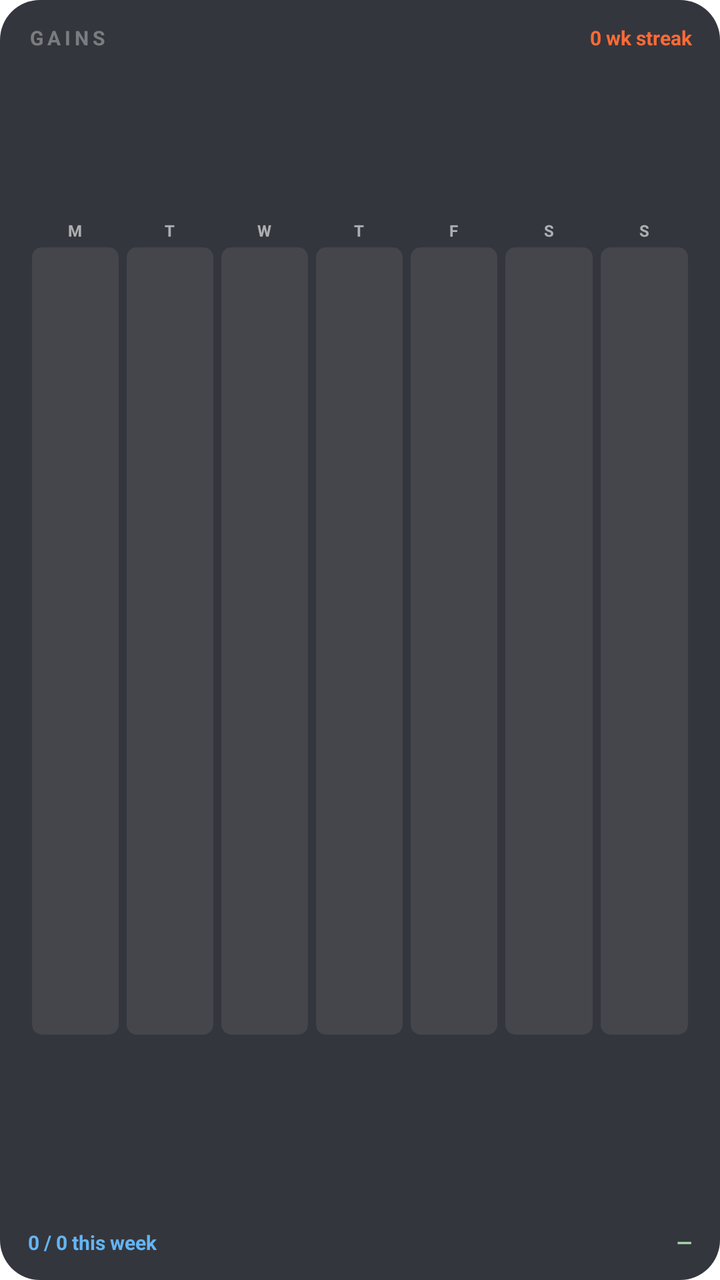
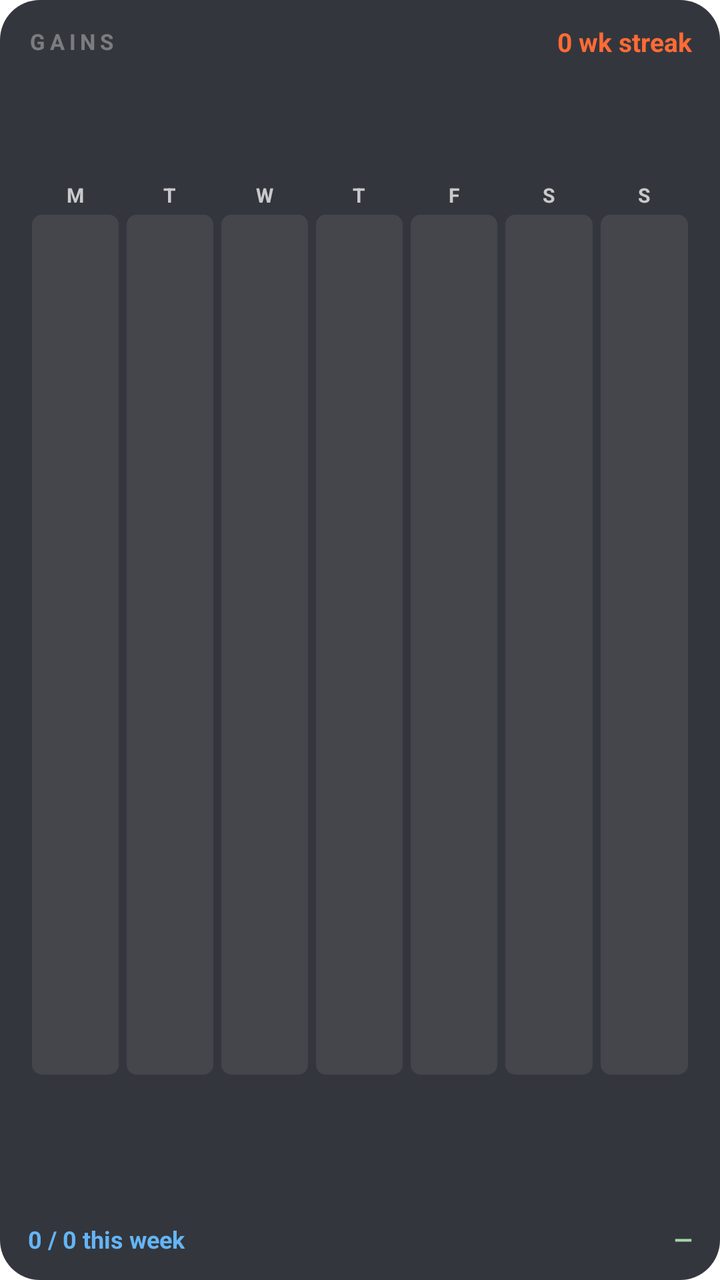

Before-and-after screenshots of an Android layout around one commit, followed by the original layout XML and the change that was made.
<!-- AndroidManifest.xml: fallback theme Theme.MaterialComponents.DayNight.NoActionBar -->
<!-- res/layout/gains_widget.xml -->
<?xml version="1.0" encoding="utf-8"?>
<LinearLayout xmlns:android="http://schemas.android.com/apk/res/android"
    android:id="@+id/widget_root_layout"
    android:layout_width="match_parent"
    android:layout_height="match_parent"
    android:orientation="vertical"
    android:background="@drawable/widget_background"
    android:paddingStart="14dp"
    android:paddingEnd="14dp"
    android:paddingTop="12dp"
    android:paddingBottom="12dp">

    
    <LinearLayout
        android:layout_width="match_parent"
        android:layout_height="wrap_content"
        android:orientation="horizontal"
        android:gravity="center_vertical">

        <TextView
            android:layout_width="wrap_content"
            android:layout_height="wrap_content"
            android:text="GAINS"
            android:textColor="#FFFFFFFF"
            android:textSize="10sp"
            android:letterSpacing="0.2"
            android:textStyle="bold"
            android:alpha="0.35" />

        <TextView
            android:layout_width="0dp"
            android:layout_height="1dp"
            android:layout_weight="1"
            android:text="" />

        <TextView
            android:id="@+id/widget_streak_label"
            android:layout_width="wrap_content"
            android:layout_height="wrap_content"
            android:text="0 wk streak"
            android:textColor="#FF6B35"
            android:textSize="10sp"
            android:textStyle="bold" />

    </LinearLayout>

    
    <TextView
        android:layout_width="match_parent"
        android:layout_height="0dp"
        android:layout_weight="0.6"
        android:text="" />

    
    <LinearLayout
        android:layout_width="match_parent"
        android:layout_height="0dp"
        android:layout_weight="3"
        android:orientation="horizontal">

        
        <LinearLayout android:layout_width="0dp" android:layout_height="match_parent"
            android:layout_weight="1" android:orientation="vertical" android:gravity="center">
            <TextView android:layout_width="wrap_content" android:layout_height="wrap_content"
                android:id="@+id/day_0_label"
                android:text="M" android:textColor="#99FFFFFF" android:textSize="8sp" android:textStyle="bold" />
            <TextView android:layout_width="match_parent" android:layout_height="0dp"
                android:layout_weight="1" android:layout_marginTop="3dp" android:layout_marginBottom="3dp"
                android:layout_marginStart="2dp" android:layout_marginEnd="2dp"
                android:id="@+id/day_0_box" android:background="@drawable/widget_day_future" android:text="" />
            <TextView android:layout_width="wrap_content" android:layout_height="wrap_content"
                android:id="@+id/day_0_detail"
                android:text="" android:textColor="#66FFFFFF" android:textSize="7sp"
                android:maxLines="1" android:gravity="center" />
        </LinearLayout>

        
        <LinearLayout android:layout_width="0dp" android:layout_height="match_parent"
            android:layout_weight="1" android:orientation="vertical" android:gravity="center">
            <TextView android:layout_width="wrap_content" android:layout_height="wrap_content"
                android:id="@+id/day_1_label"
                android:text="T" android:textColor="#99FFFFFF" android:textSize="8sp" android:textStyle="bold" />
            <TextView android:layout_width="match_parent" android:layout_height="0dp"
                android:layout_weight="1" android:layout_marginTop="3dp" android:layout_marginBottom="3dp"
                android:layout_marginStart="2dp" android:layout_marginEnd="2dp"
                android:id="@+id/day_1_box" android:background="@drawable/widget_day_future" android:text="" />
            <TextView android:layout_width="wrap_content" android:layout_height="wrap_content"
                android:id="@+id/day_1_detail"
                android:text="" android:textColor="#66FFFFFF" android:textSize="7sp"
                android:maxLines="1" android:gravity="center" />
        </LinearLayout>

        
        <LinearLayout android:layout_width="0dp" android:layout_height="match_parent"
            android:layout_weight="1" android:orientation="vertical" android:gravity="center">
            <TextView android:layout_width="wrap_content" android:layout_height="wrap_content"
                android:id="@+id/day_2_label"
                android:text="W" android:textColor="#99FFFFFF" android:textSize="8sp" android:textStyle="bold" />
            <TextView android:layout_width="match_parent" android:layout_height="0dp"
                android:layout_weight="1" android:layout_marginTop="3dp" android:layout_marginBottom="3dp"
                android:layout_marginStart="2dp" android:layout_marginEnd="2dp"
                android:id="@+id/day_2_box" android:background="@drawable/widget_day_future" android:text="" />
            <TextView android:layout_width="wrap_content" android:layout_height="wrap_content"
                android:id="@+id/day_2_detail"
                android:text="" android:textColor="#66FFFFFF" android:textSize="7sp"
                android:maxLines="1" android:gravity="center" />
        </LinearLayout>

        
        <LinearLayout android:layout_width="0dp" android:layout_height="match_parent"
            android:layout_weight="1" android:orientation="vertical" android:gravity="center">
            <TextView android:layout_width="wrap_content" android:layout_height="wrap_content"
                android:id="@+id/day_3_label"
                android:text="T" android:textColor="#99FFFFFF" android:textSize="8sp" android:textStyle="bold" />
            <TextView android:layout_width="match_parent" android:layout_height="0dp"
                android:layout_weight="1" android:layout_marginTop="3dp" android:layout_marginBottom="3dp"
                android:layout_marginStart="2dp" android:layout_marginEnd="2dp"
                android:id="@+id/day_3_box" android:background="@drawable/widget_day_future" android:text="" />
            <TextView android:layout_width="wrap_content" android:layout_height="wrap_content"
                android:id="@+id/day_3_detail"
                android:text="" android:textColor="#66FFFFFF" android:textSize="7sp"
                android:maxLines="1" android:gravity="center" />
        </LinearLayout>

        
        <LinearLayout android:layout_width="0dp" android:layout_height="match_parent"
            android:layout_weight="1" android:orientation="vertical" android:gravity="center">
            <TextView android:layout_width="wrap_content" android:layout_height="wrap_content"
                android:id="@+id/day_4_label"
                android:text="F" android:textColor="#99FFFFFF" android:textSize="8sp" android:textStyle="bold" />
            <TextView android:layout_width="match_parent" android:layout_height="0dp"
                android:layout_weight="1" android:layout_marginTop="3dp" android:layout_marginBottom="3dp"
                android:layout_marginStart="2dp" android:layout_marginEnd="2dp"
                android:id="@+id/day_4_box" android:background="@drawable/widget_day_future" android:text="" />
            <TextView android:layout_width="wrap_content" android:layout_height="wrap_content"
                android:id="@+id/day_4_detail"
                android:text="" android:textColor="#66FFFFFF" android:textSize="7sp"
                android:maxLines="1" android:gravity="center" />
        </LinearLayout>

        
        <LinearLayout android:layout_width="0dp" android:layout_height="match_parent"
            android:layout_weight="1" android:orientation="vertical" android:gravity="center">
            <TextView android:layout_width="wrap_content" android:layout_height="wrap_content"
                android:id="@+id/day_5_label"
                android:text="S" android:textColor="#99FFFFFF" android:textSize="8sp" android:textStyle="bold" />
            <TextView android:layout_width="match_parent" android:layout_height="0dp"
                android:layout_weight="1" android:layout_marginTop="3dp" android:layout_marginBottom="3dp"
                android:layout_marginStart="2dp" android:layout_marginEnd="2dp"
                android:id="@+id/day_5_box" android:background="@drawable/widget_day_future" android:text="" />
            <TextView android:layout_width="wrap_content" android:layout_height="wrap_content"
                android:id="@+id/day_5_detail"
                android:text="" android:textColor="#66FFFFFF" android:textSize="7sp"
                android:maxLines="1" android:gravity="center" />
        </LinearLayout>

        
        <LinearLayout android:layout_width="0dp" android:layout_height="match_parent"
            android:layout_weight="1" android:orientation="vertical" android:gravity="center">
            <TextView android:layout_width="wrap_content" android:layout_height="wrap_content"
                android:id="@+id/day_6_label"
                android:text="S" android:textColor="#99FFFFFF" android:textSize="8sp" android:textStyle="bold" />
            <TextView android:layout_width="match_parent" android:layout_height="0dp"
                android:layout_weight="1" android:layout_marginTop="3dp" android:layout_marginBottom="3dp"
                android:layout_marginStart="2dp" android:layout_marginEnd="2dp"
                android:id="@+id/day_6_box" android:background="@drawable/widget_day_future" android:text="" />
            <TextView android:layout_width="wrap_content" android:layout_height="wrap_content"
                android:id="@+id/day_6_detail"
                android:text="" android:textColor="#66FFFFFF" android:textSize="7sp"
                android:maxLines="1" android:gravity="center" />
        </LinearLayout>

    </LinearLayout>

    
    <TextView
        android:layout_width="match_parent"
        android:layout_height="0dp"
        android:layout_weight="0.6"
        android:text="" />

    
    <LinearLayout
        android:layout_width="match_parent"
        android:layout_height="wrap_content"
        android:orientation="horizontal"
        android:gravity="center_vertical">

        <TextView
            android:id="@+id/widget_weekly_label"
            android:layout_width="wrap_content"
            android:layout_height="wrap_content"
            android:text="0 / 0 this week"
            android:textColor="#64B5F6"
            android:textSize="10sp"
            android:textStyle="bold" />

        <TextView
            android:layout_width="0dp"
            android:layout_height="1dp"
            android:layout_weight="1"
            android:text="" />

        <TextView
            android:id="@+id/widget_volume"
            android:layout_width="wrap_content"
            android:layout_height="wrap_content"
            android:text="—"
            android:textColor="#A5D6A7"
            android:textSize="10sp"
            android:textStyle="bold" />

    </LinearLayout>

</LinearLayout>
<!-- resources referenced by this layout -->
<resources>
  <!-- drawable widget_background (drawable) -->
  <?xml version="1.0" encoding="utf-8"?>
  <shape xmlns:android="http://schemas.android.com/apk/res/android"
      android:shape="rectangle">
      <solid android:color="#E61E2128" />
      <corners android:radius="20dp" />
  </shape>
  <!-- drawable widget_day_future (drawable) -->
  <?xml version="1.0" encoding="utf-8"?>
  <shape xmlns:android="http://schemas.android.com/apk/res/android"
      android:shape="rectangle">
      <solid android:color="#14FFFFFF" />
      <corners android:radius="5dp" />
  </shape>
</resources>

<!-- the commit's change to res/layout/gains_widget.xml (unified diff, before → after) -->
@@ -22,7 +22,7 @@
             android:layout_height="wrap_content"
             android:text="GAINS"
             android:textColor="#FFFFFFFF"
-            android:textSize="10sp"
+            android:textSize="11sp"
             android:letterSpacing="0.2"
             android:textStyle="bold"
             android:alpha="0.35" />
@@ -39,17 +39,14 @@
             android:layout_height="wrap_content"
             android:text="0 wk streak"
             android:textColor="#FF6B35"
-            android:textSize="10sp"
+            android:textSize="13sp"
             android:textStyle="bold" />
 
     </LinearLayout>
 
     
-    <TextView
-        android:layout_width="match_parent"
-        android:layout_height="0dp"
-        android:layout_weight="0.6"
-        android:text="" />
+    <TextView android:layout_width="match_parent" android:layout_height="0dp"
+        android:layout_weight="0.4" android:text="" />
 
     
     <LinearLayout
@@ -60,124 +57,135 @@
 
         
         <LinearLayout android:layout_width="0dp" android:layout_height="match_parent"
-            android:layout_weight="1" android:orientation="vertical" android:gravity="center">
+            android:layout_weight="1" android:orientation="vertical" android:gravity="center_horizontal">
             <TextView android:layout_width="wrap_content" android:layout_height="wrap_content"
                 android:id="@+id/day_0_label"
-                android:text="M" android:textColor="#99FFFFFF" android:textSize="8sp" android:textStyle="bold" />
-            <TextView android:layout_width="match_parent" android:layout_height="0dp"
-                android:layout_weight="1" android:layout_marginTop="3dp" android:layout_marginBottom="3dp"
-                android:layout_marginStart="2dp" android:layout_marginEnd="2dp"
-                android:id="@+id/day_0_box" android:background="@drawable/widget_day_future" android:text="" />
+                android:text="M" android:textColor="#BBFFFFFF" android:textSize="10sp" android:textStyle="bold" />
+            <TextView android:layout_width="match_parent" android:layout_height="0dp"
+                android:layout_weight="1" android:layout_marginTop="3dp" android:layout_marginBottom="2dp"
+                android:layout_marginStart="2dp" android:layout_marginEnd="2dp"
+                android:id="@+id/day_0_box" android:background="@drawable/widget_day_future"
+                android:text="" android:textColor="#FFFFFFFF" android:textSize="7sp"
+                android:gravity="center" android:lineSpacingMultiplier="1.15" />
             <TextView android:layout_width="wrap_content" android:layout_height="wrap_content"
                 android:id="@+id/day_0_detail"
-                android:text="" android:textColor="#66FFFFFF" android:textSize="7sp"
-                android:maxLines="1" android:gravity="center" />
-        </LinearLayout>
-
-        
-        <LinearLayout android:layout_width="0dp" android:layout_height="match_parent"
-            android:layout_weight="1" android:orientation="vertical" android:gravity="center">
+                android:text="" android:textColor="#88FFFFFF" android:textSize="8sp"
+                android:gravity="center" android:layout_gravity="center_horizontal" />
+        </LinearLayout>
+
+        
+        <LinearLayout android:layout_width="0dp" android:layout_height="match_parent"
+            android:layout_weight="1" android:orientation="vertical" android:gravity="center_horizontal">
             <TextView android:layout_width="wrap_content" android:layout_height="wrap_content"
                 android:id="@+id/day_1_label"
-                android:text="T" android:textColor="#99FFFFFF" android:textSize="8sp" android:textStyle="bold" />
-            <TextView android:layout_width="match_parent" android:layout_height="0dp"
-                android:layout_weight="1" android:layout_marginTop="3dp" android:layout_marginBottom="3dp"
-                android:layout_marginStart="2dp" android:layout_marginEnd="2dp"
-                android:id="@+id/day_1_box" android:background="@drawable/widget_day_future" android:text="" />
+                android:text="T" android:textColor="#BBFFFFFF" android:textSize="10sp" android:textStyle="bold" />
+            <TextView android:layout_width="match_parent" android:layout_height="0dp"
+                android:layout_weight="1" android:layout_marginTop="3dp" android:layout_marginBottom="2dp"
+                android:layout_marginStart="2dp" android:layout_marginEnd="2dp"
+                android:id="@+id/day_1_box" android:background="@drawable/widget_day_future"
+                android:text="" android:textColor="#FFFFFFFF" android:textSize="7sp"
+                android:gravity="center" android:lineSpacingMultiplier="1.15" />
             <TextView android:layout_width="wrap_content" android:layout_height="wrap_content"
                 android:id="@+id/day_1_detail"
-                android:text="" android:textColor="#66FFFFFF" android:textSize="7sp"
-                android:maxLines="1" android:gravity="center" />
-        </LinearLayout>
-
-        
-        <LinearLayout android:layout_width="0dp" android:layout_height="match_parent"
-            android:layout_weight="1" android:orientation="vertical" android:gravity="center">
+                android:text="" android:textColor="#88FFFFFF" android:textSize="8sp"
+                android:gravity="center" android:layout_gravity="center_horizontal" />
+        </LinearLayout>
+
+        
+        <LinearLayout android:layout_width="0dp" android:layout_height="match_parent"
+            android:layout_weight="1" android:orientation="vertical" android:gravity="center_horizontal">
             <TextView android:layout_width="wrap_content" android:layout_height="wrap_content"
                 android:id="@+id/day_2_label"
-                android:text="W" android:textColor="#99FFFFFF" android:textSize="8sp" android:textStyle="bold" />
-            <TextView android:layout_width="match_parent" android:layout_height="0dp"
-                android:layout_weight="1" android:layout_marginTop="3dp" android:layout_marginBottom="3dp"
-                android:layout_marginStart="2dp" android:layout_marginEnd="2dp"
-                android:id="@+id/day_2_box" android:background="@drawable/widget_day_future" android:text="" />
+                android:text="W" android:textColor="#BBFFFFFF" android:textSize="10sp" android:textStyle="bold" />
+            <TextView android:layout_width="match_parent" android:layout_height="0dp"
+                android:layout_weight="1" android:layout_marginTop="3dp" android:layout_marginBottom="2dp"
+                android:layout_marginStart="2dp" android:layout_marginEnd="2dp"
+                android:id="@+id/day_2_box" android:background="@drawable/widget_day_future"
+                android:text="" android:textColor="#FFFFFFFF" android:textSize="7sp"
+                android:gravity="center" android:lineSpacingMultiplier="1.15" />
             <TextView android:layout_width="wrap_content" android:layout_height="wrap_content"
                 android:id="@+id/day_2_detail"
-                android:text="" android:textColor="#66FFFFFF" android:textSize="7sp"
-                android:maxLines="1" android:gravity="center" />
-        </LinearLayout>
-
-        
-        <LinearLayout android:layout_width="0dp" android:layout_height="match_parent"
-            android:layout_weight="1" android:orientation="vertical" android:gravity="center">
+                android:text="" android:textColor="#88FFFFFF" android:textSize="8sp"
+                android:gravity="center" android:layout_gravity="center_horizontal" />
+        </LinearLayout>
+
+        
+        <LinearLayout android:layout_width="0dp" android:layout_height="match_parent"
+            android:layout_weight="1" android:orientation="vertical" android:gravity="center_horizontal">
             <TextView android:layout_width="wrap_content" android:layout_height="wrap_content"
                 android:id="@+id/day_3_label"
-                android:text="T" android:textColor="#99FFFFFF" android:textSize="8sp" android:textStyle="bold" />
-            <TextView android:layout_width="match_parent" android:layout_height="0dp"
-                android:layout_weight="1" android:layout_marginTop="3dp" android:layout_marginBottom="3dp"
-                android:layout_marginStart="2dp" android:layout_marginEnd="2dp"
-                android:id="@+id/day_3_box" android:background="@drawable/widget_day_future" android:text="" />
+                android:text="T" android:textColor="#BBFFFFFF" android:textSize="10sp" android:textStyle="bold" />
+            <TextView android:layout_width="match_parent" android:layout_height="0dp"
+                android:layout_weight="1" android:layout_marginTop="3dp" android:layout_marginBottom="2dp"
+                android:layout_marginStart="2dp" android:layout_marginEnd="2dp"
+                android:id="@+id/day_3_box" android:background="@drawable/widget_day_future"
+                android:text="" android:textColor="#FFFFFFFF" android:textSize="7sp"
+                android:gravity="center" android:lineSpacingMultiplier="1.15" />
             <TextView android:layout_width="wrap_content" android:layout_height="wrap_content"
                 android:id="@+id/day_3_detail"
-                android:text="" android:textColor="#66FFFFFF" android:textSize="7sp"
-                android:maxLines="1" android:gravity="center" />
-        </LinearLayout>
-
-        
-        <LinearLayout android:layout_width="0dp" android:layout_height="match_parent"
-            android:layout_weight="1" android:orientation="vertical" android:gravity="center">
+                android:text="" android:textColor="#88FFFFFF" android:textSize="8sp"
+                android:gravity="center" android:layout_gravity="center_horizontal" />
+        </LinearLayout>
+
+        
+        <LinearLayout android:layout_width="0dp" android:layout_height="match_parent"
+            android:layout_weight="1" android:orientation="vertical" android:gravity="center_horizontal">
             <TextView android:layout_width="wrap_content" android:layout_height="wrap_content"
                 android:id="@+id/day_4_label"
-                android:text="F" android:textColor="#99FFFFFF" android:textSize="8sp" android:textStyle="bold" />
-            <TextView android:layout_width="match_parent" android:layout_height="0dp"
-                android:layout_weight="1" android:layout_marginTop="3dp" android:layout_marginBottom="3dp"
-                android:layout_marginStart="2dp" android:layout_marginEnd="2dp"
-                android:id="@+id/day_4_box" android:background="@drawable/widget_day_future" android:text="" />
+                android:text="F" android:textColor="#BBFFFFFF" android:textSize="10sp" android:textStyle="bold" />
+            <TextView android:layout_width="match_parent" android:layout_height="0dp"
+                android:layout_weight="1" android:layout_marginTop="3dp" android:layout_marginBottom="2dp"
+                android:layout_marginStart="2dp" android:layout_marginEnd="2dp"
+                android:id="@+id/day_4_box" android:background="@drawable/widget_day_future"
+                android:text="" android:textColor="#FFFFFFFF" android:textSize="7sp"
+                android:gravity="center" android:lineSpacingMultiplier="1.15" />
             <TextView android:layout_width="wrap_content" android:layout_height="wrap_content"
                 android:id="@+id/day_4_detail"
-                android:text="" android:textColor="#66FFFFFF" android:textSize="7sp"
-                android:maxLines="1" android:gravity="center" />
-        </LinearLayout>
-
-        
-        <LinearLayout android:layout_width="0dp" android:layout_height="match_parent"
-            android:layout_weight="1" android:orientation="vertical" android:gravity="center">
+                android:text="" android:textColor="#88FFFFFF" android:textSize="8sp"
+                android:gravity="center" android:layout_gravity="center_horizontal" />
+        </LinearLayout>
+
+        
+        <LinearLayout android:layout_width="0dp" android:layout_height="match_parent"
+            android:layout_weight="1" android:orientation="vertical" android:gravity="center_horizontal">
             <TextView android:layout_width="wrap_content" android:layout_height="wrap_content"
                 android:id="@+id/day_5_label"
-                android:text="S" android:textColor="#99FFFFFF" android:textSize="8sp" android:textStyle="bold" />
-            <TextView android:layout_width="match_parent" android:layout_height="0dp"
-                android:layout_weight="1" android:layout_marginTop="3dp" android:layout_marginBottom="3dp"
-                android:layout_marginStart="2dp" android:layout_marginEnd="2dp"
-                android:id="@+id/day_5_box" android:background="@drawable/widget_day_future" android:text="" />
+                android:text="S" android:textColor="#BBFFFFFF" android:textSize="10sp" android:textStyle="bold" />
+            <TextView android:layout_width="match_parent" android:layout_height="0dp"
+                android:layout_weight="1" android:layout_marginTop="3dp" android:layout_marginBottom="2dp"
+                android:layout_marginStart="2dp" android:layout_marginEnd="2dp"
+                android:id="@+id/day_5_box" android:background="@drawable/widget_day_future"
+                android:text="" android:textColor="#FFFFFFFF" android:textSize="7sp"
+                android:gravity="center" android:lineSpacingMultiplier="1.15" />
             <TextView android:layout_width="wrap_content" android:layout_height="wrap_content"
                 android:id="@+id/day_5_detail"
-                android:text="" android:textColor="#66FFFFFF" android:textSize="7sp"
-                android:maxLines="1" android:gravity="center" />
-        </LinearLayout>
-
-        
-        <LinearLayout android:layout_width="0dp" android:layout_height="match_parent"
-            android:layout_weight="1" android:orientation="vertical" android:gravity="center">
+                android:text="" android:textColor="#88FFFFFF" android:textSize="8sp"
+                android:gravity="center" android:layout_gravity="center_horizontal" />
+        </LinearLayout>
+
+        
+        <LinearLayout android:layout_width="0dp" android:layout_height="match_parent"
+            android:layout_weight="1" android:orientation="vertical" android:gravity="center_horizontal">
             <TextView android:layout_width="wrap_content" android:layout_height="wrap_content"
                 android:id="@+id/day_6_label"
-                android:text="S" android:textColor="#99FFFFFF" android:textSize="8sp" android:textStyle="bold" />
-            <TextView android:layout_width="match_parent" android:layout_height="0dp"
-                android:layout_weight="1" android:layout_marginTop="3dp" android:layout_marginBottom="3dp"
-                android:layout_marginStart="2dp" android:layout_marginEnd="2dp"
-                android:id="@+id/day_6_box" android:background="@drawable/widget_day_future" android:text="" />
+                android:text="S" android:textColor="#BBFFFFFF" android:textSize="10sp" android:textStyle="bold" />
+            <TextView android:layout_width="match_parent" android:layout_height="0dp"
+                android:layout_weight="1" android:layout_marginTop="3dp" android:layout_marginBottom="2dp"
+                android:layout_marginStart="2dp" android:layout_marginEnd="2dp"
+                android:id="@+id/day_6_box" android:background="@drawable/widget_day_future"
+                android:text="" android:textColor="#FFFFFFFF" android:textSize="7sp"
+                android:gravity="center" android:lineSpacingMultiplier="1.15" />
             <TextView android:layout_width="wrap_content" android:layout_height="wrap_content"
                 android:id="@+id/day_6_detail"
-                android:text="" android:textColor="#66FFFFFF" android:textSize="7sp"
-                android:maxLines="1" android:gravity="center" />
+                android:text="" android:textColor="#88FFFFFF" android:textSize="8sp"
+                android:gravity="center" android:layout_gravity="center_horizontal" />
         </LinearLayout>
 
     </LinearLayout>
 
     
-    <TextView
-        android:layout_width="match_parent"
-        android:layout_height="0dp"
-        android:layout_weight="0.6"
-        android:text="" />
+    <TextView android:layout_width="match_parent" android:layout_height="0dp"
+        android:layout_weight="0.4" android:text="" />
 
     
     <LinearLayout
@@ -192,7 +200,7 @@
             android:layout_height="wrap_content"
             android:text="0 / 0 this week"
             android:textColor="#64B5F6"
-            android:textSize="10sp"
+            android:textSize="12sp"
             android:textStyle="bold" />
 
         <TextView
@@ -207,7 +215,7 @@
             android:layout_height="wrap_content"
             android:text="—"
             android:textColor="#A5D6A7"
-            android:textSize="10sp"
+            android:textSize="12sp"
             android:textStyle="bold" />
 
     </LinearLayout>
